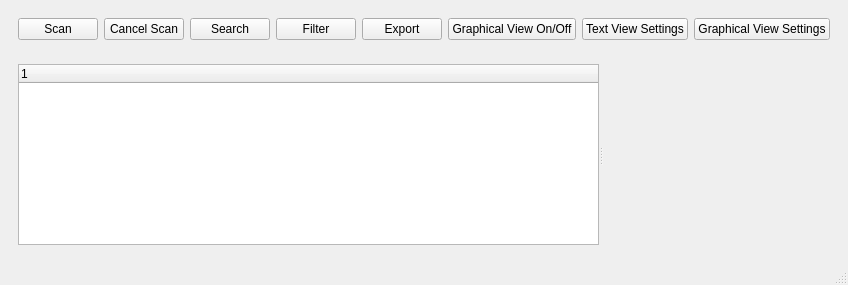
Qt form Treesize/mainwindow.ui (DPCS3810/project-1-bugdealers) before a commit.
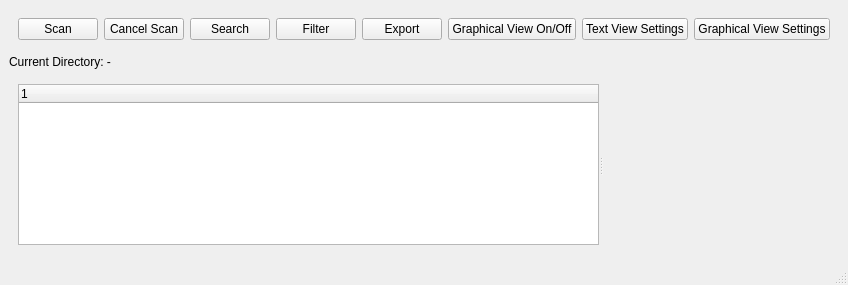
The same form after that commit.

Commit message: Added current directory label

What changed in the file:
```diff
--- a/Treesize/mainwindow.ui
+++ b/Treesize/mainwindow.ui
@@ -83,6 +83,13 @@
       </layout>
      </widget>
     </item>
+    <item>
+     <widget class="QLabel" name="labelCurrentDir">
+      <property name="text">
+       <string>Current Directory: -</string>
+      </property>
+     </widget>
+    </item>
     <item>
      <widget class="QWidget" name="MainView" native="true">
       <layout class="QHBoxLayout" name="horizontalLayout_2">
```
The commit also changes 1 other file.
